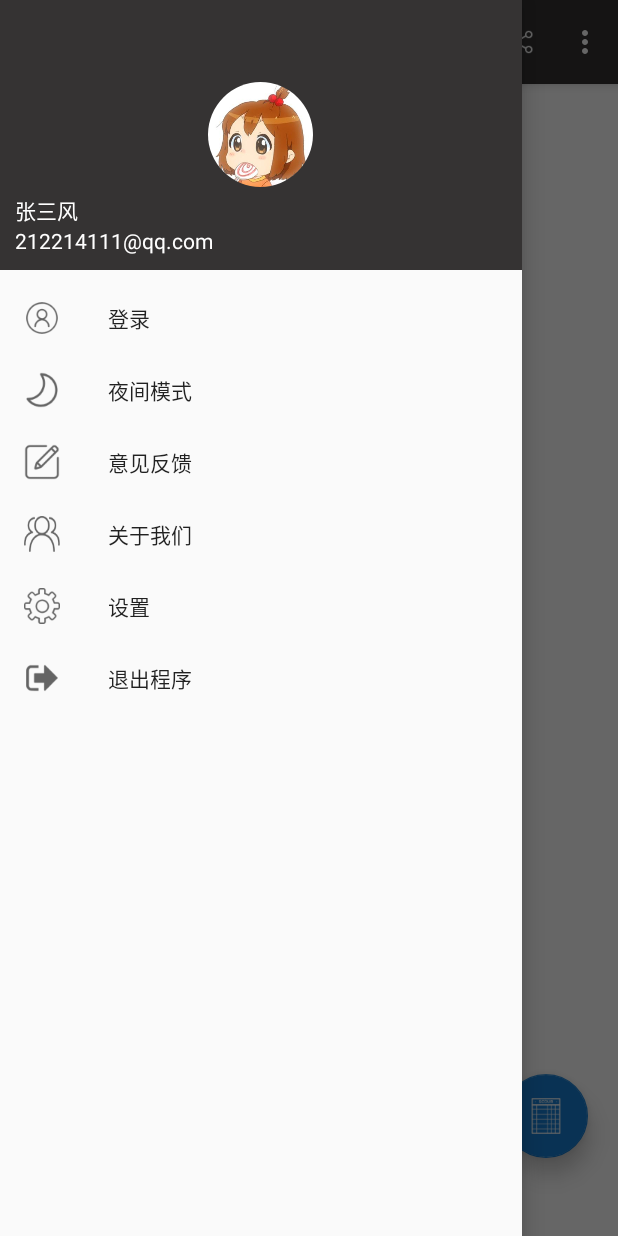
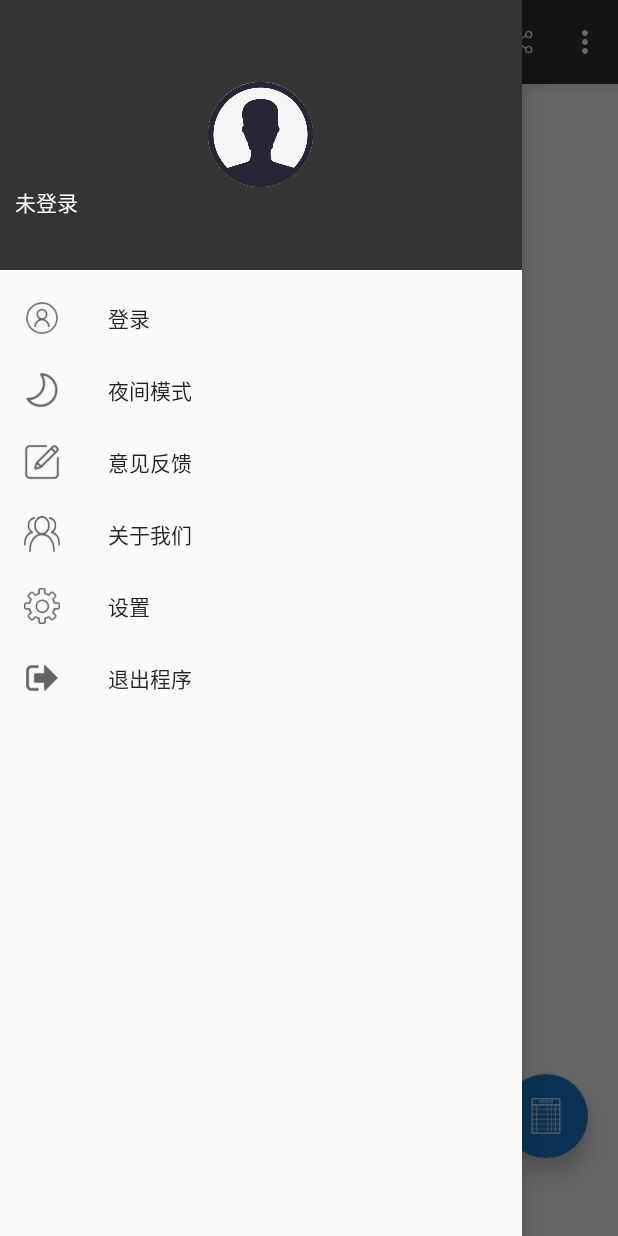
Before and after one commit to bizehao/SportRecord, an Android app: the screen it shows after launch (HomeActivity), with the side drawer open, on a phone screen of 412 x 824 dp. Run offline under Robolectric (Android 15) with nearby library versions, the light colour scheme and no system bars; our stand-ins replace ButterKnife, CircleImageView, Dagger/Hilt's generated code, RxJava; libraries missing offline, so code that uses them is left out: com.ashokvarma.bottomnavigation; plain views replace BottomNavigationBar; pictures from the network do not load; 4 statements that could not run were skipped.

Commit message:
基础架构修整,登陆实现

```diff
--- a/app/src/main/java/com/bzh/sportrecord/api/DataManager.java
+++ b/app/src/main/java/com/bzh/sportrecord/api/DataManager.java
@@ -47,6 +47,7 @@ public class DataManager implements RetrofitService {
                 .subscribe(t -> {
                     callBack.run(t);
                 }, throwable -> {
+                    System.out.println("网络请求发生错误");
                     throwable.getMessage();
                 });
     }
--- a/app/src/main/java/com/bzh/sportrecord/module/home/HomeActivity.java
+++ b/app/src/main/java/com/bzh/sportrecord/module/home/HomeActivity.java
@@ -4,6 +4,7 @@ import android.content.Intent;
 import android.content.res.ColorStateList;
 import android.os.Bundle;
 import android.support.annotation.NonNull;
+import android.support.annotation.Nullable;
 import android.support.design.widget.FloatingActionButton;
 import android.support.design.widget.NavigationView;
 import android.support.v4.app.Fragment;
@@ -24,6 +25,7 @@ import com.ashokvarma.bottomnavigation.BottomNavigationItem;
 import com.bumptech.glide.Glide;
 import com.bzh.sportrecord.App;
 import com.bzh.sportrecord.R;
+import com.bzh.sportrecord.api.DataManager;
 import com.bzh.sportrecord.base.activity.BaseActivity;
 import com.bzh.sportrecord.module.home.homeNews.NewsFragment;
 import com.bzh.sportrecord.module.home.homePlan.PlanFragment;
@@ -55,14 +57,11 @@ public class HomeActivity extends BaseActivity<HomePresenter> implements HomeCon
     @BindView(R.id.home_bottom_bar)
     BottomNavigationBar mBottomNavigationBar;
 
-    /*@BindView(R.id.user_icon)
-    CircleImageView mCircleImageView;*/
+    CircleImageView mCircleImageView;
 
-    /*@BindView(R.id.user_name)
-    TextView mTextViewName;*/
+    TextView mTextViewName;
 
-    /*@BindView(R.id.user_motto)
-    TextView mTextViewMotto;*/
+    TextView mTextViewMotto;
 
     @Inject
     HomePresenter mPresenter;
@@ -84,8 +83,10 @@ public class HomeActivity extends BaseActivity<HomePresenter> implements HomeCon
     protected void initView(Bundle savedInstanceState) {
         System.out.println("初始化view成功");
         setSupportActionBar(mToolbar);
-        //mDrawerLayout.setFitsSystemWindows(true);
-        //toolbar.setFitsSystemWindows(true);
+        View navigationHeadView = mNavigationView.getHeaderView(0);
+        mCircleImageView = navigationHeadView.findViewById(R.id.user_icon);
+        mTextViewName = navigationHeadView.findViewById(R.id.user_name);
+        mTextViewMotto = navigationHeadView.findViewById(R.id.user_motto);
         if (mToolbar != null) {
             getSupportActionBar().setDisplayHomeAsUpEnabled(true);
             getSupportActionBar().setHomeAsUpIndicator(R.mipmap.menu_carte);
@@ -99,26 +100,23 @@ public class HomeActivity extends BaseActivity<HomePresenter> implements HomeCon
 
         //侧滑菜单 menu
         //mNavigationView.setCheckedItem(R.id.nav_login);
-        if (App.loginSign) {
-            mNavigationView.getMenu().findItem(R.id.nav_login).setVisible(false);
-            mNavigationView.getMenu().findItem(R.id.nav_loginout).setVisible(true);
-            //加载用户信息
-            mPresenter.loadData(App.id);
-        } else {
-            mNavigationView.getMenu().findItem(R.id.nav_login).setVisible(true);
-            mNavigationView.getMenu().findItem(R.id.nav_loginout).setVisible(false);
-        }
         mNavigationView.setNavigationItemSelectedListener(new NavigationView.OnNavigationItemSelectedListener() {
             @Override
             public boolean onNavigationItemSelected(@NonNull MenuItem menuItem) {
+                Intent instant;
                 switch (menuItem.getItemId()) {
                     case R.id.nav_login:
                         showToast("登录");
-                        Intent instant = new Intent(HomeActivity.this, LoginActivity.class);
+                        instant = new Intent(HomeActivity.this, LoginActivity.class);
                         startActivity(instant);
                         break;
                     case R.id.nav_loginout:
                         showToast("注销");
+                        App.loginSign = false;
+                        App.id = null;
+                        DataManager.getInstance().setHeadValue(null);
+                        instant = new Intent(HomeActivity.this, LoginActivity.class);
+                        startActivity(instant);
                         break;
                     case R.id.nav_nocturnal_pattern:
                         showToast("夜间模式");
@@ -188,6 +186,30 @@ public class HomeActivity extends BaseActivity<HomePresenter> implements HomeCon
     }
 
     @Override
+    protected void onStart() {
+        super.onStart();
+        System.out.println("走了onStart");
+    }
+
+    @Override
+    protected void onResume() {
+        super.onResume();
+        System.out.println("走了onResume");
+        if (App.loginSign) {
+            mNavigationView.getMenu().findItem(R.id.nav_login).setVisible(false);
+            mNavigationView.getMenu().findItem(R.id.nav_loginout).setVisible(true);
+            //加载用户信息
+            mPresenter.loadData(App.id);
+        } else {
+            mNavigationView.getMenu().findItem(R.id.nav_login).setVisible(true);
+            mNavigationView.getMenu().findItem(R.id.nav_loginout).setVisible(false);
+            Glide.with(this).load(ContextCompat.getDrawable(getApplication(), R.mipmap.no_login_user)).into(mCircleImageView);
+            mTextViewName.setText("未登录");
+            mTextViewMotto.setText("");
+        }
+    }
+
+    @Override
     protected boolean translucentStatusBar() { //透明状态栏
         return true;
     }
@@ -222,17 +244,16 @@ public class HomeActivity extends BaseActivity<HomePresenter> implements HomeCon
 
     @Override
     public void setHeadPortrait(int image) {
-        //ContextCompat.getDrawable(getApplication(),R.drawable.user_icon);
-        //Glide.with(this).load(getDrawable(image)).into(mCircleImageView);
+        Glide.with(this).load(ContextCompat.getDrawable(getApplication(), R.drawable.user_icon)).into(mCircleImageView);
     }
 
     @Override
     public void setHeadName(String name) {
-        //mTextViewName.setText(name);
+        mTextViewName.setText(name);
     }
 
     @Override
     public void setHeadMotto(String motto) {
-        //mTextViewMotto.setText(motto);
+        mTextViewMotto.setText(motto);
     }
 }
--- a/app/src/main/java/com/bzh/sportrecord/module/home/HomePresenter.java
+++ b/app/src/main/java/com/bzh/sportrecord/module/home/HomePresenter.java
@@ -52,6 +52,9 @@ public class HomePresenter implements HomeContract.Presenter {
             public <T> void run(T t) {
                 ApiUserInfo apiUserInfo = (ApiUserInfo) t;
                 System.out.println(apiUserInfo);
+                mView.setHeadPortrait(1); //头像 暂未处理
+                mView.setHeadName(apiUserInfo.getData().getName());
+                mView.setHeadMotto(apiUserInfo.getData().getMotto());
             }
         });
     }
--- a/app/src/main/res/layout/nav_header.xml
+++ b/app/src/main/res/layout/nav_header.xml
@@ -10,15 +10,16 @@
         android:id="@+id/user_icon"
         android:layout_width="70dp"
         android:layout_height="70dp"
-        android:src="@drawable/user_icon"
+        android:src="@mipmap/no_login_user"
         android:layout_centerInParent="true"/>
 
     <TextView
         android:id="@+id/user_name"
         android:layout_width="wrap_content"
         android:layout_height="wrap_content"
-        android:layout_alignParentBottom="true"
-        android:text="212214111@qq.com"
+        android:layout_above="@id/user_motto"
+        android:layout_marginBottom="5dp"
+        android:text="未登录"
         android:textColor="#fff"
         android:textSize="14sp" />
 
@@ -26,8 +27,8 @@
         android:id="@+id/user_motto"
         android:layout_width="wrap_content"
         android:layout_height="wrap_content"
-        android:layout_above="@+id/user_name"
-        android:text="张三风"
+        android:layout_alignParentBottom="true"
+        android:text=""
         android:textColor="#fff"
         android:textSize="14sp" />
 
```
Also changed, not shown: app/src/main/res/mipmap-xhdpi/no_login_user.jpg (added).
